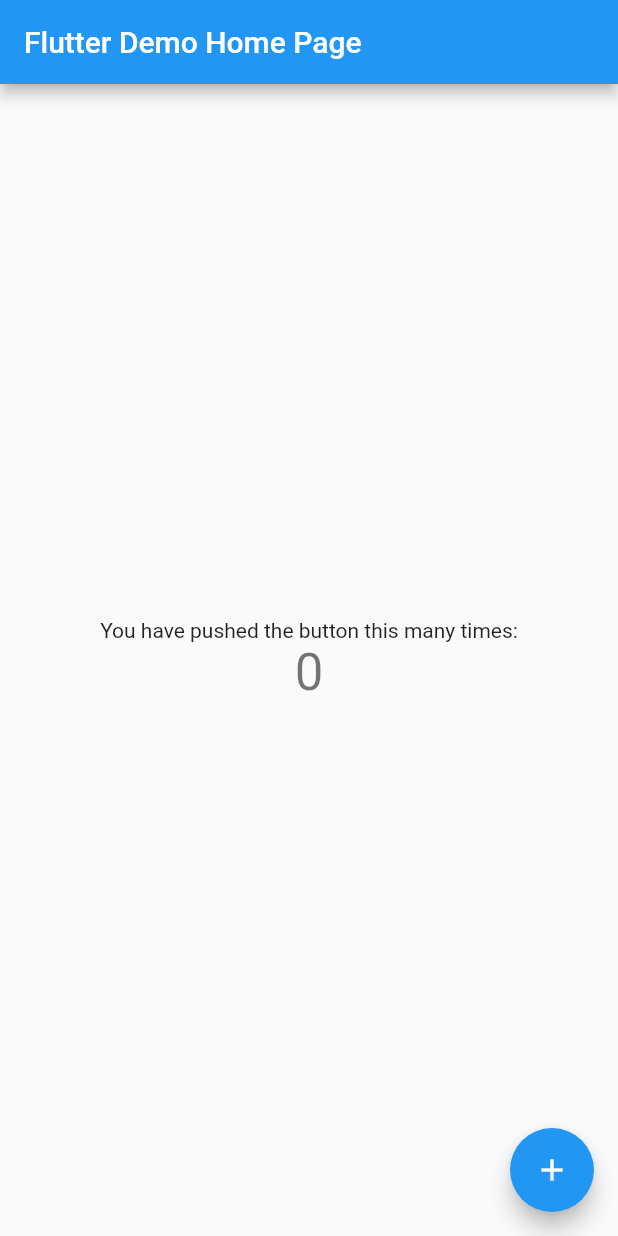
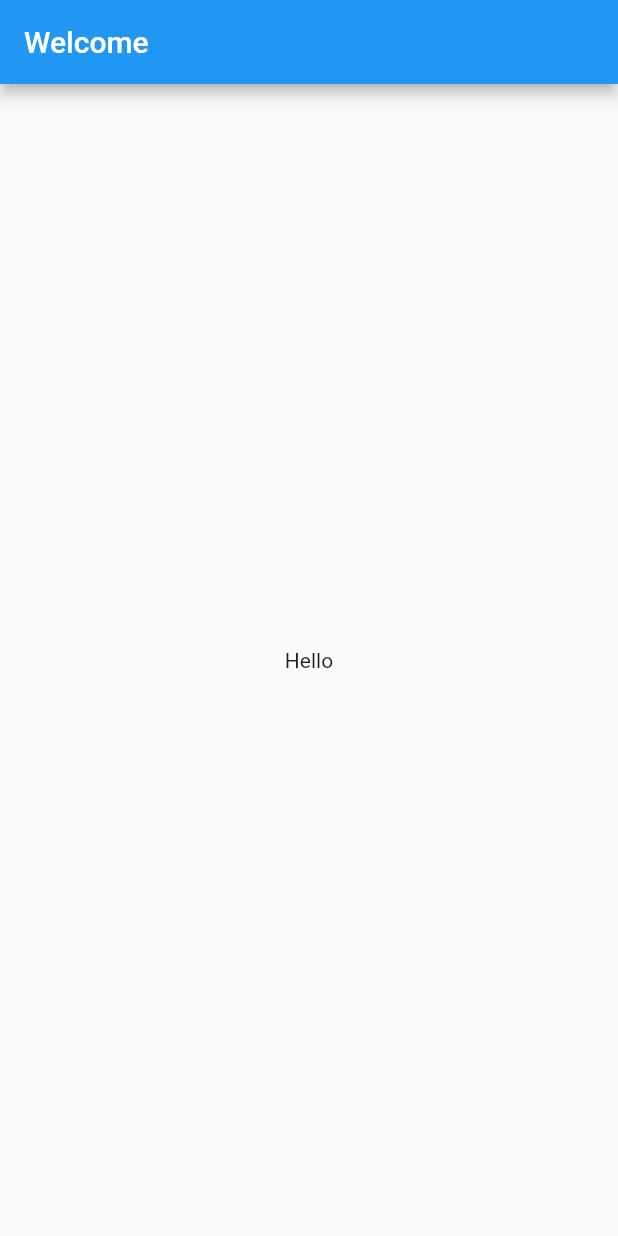
Before and after one commit to dh2eraj/flutter, a Flutter app: the screen it shows after launch, on a phone screen of 412 x 824 dp. Run offline on Flutter 3.47's test engine with Material 2 defaults, Android fonts, the phone set to English and light mode, and no system bars.

Commit message:
ch1completed

```diff
--- a/awsome_project/lib/main.dart
+++ b/awsome_project/lib/main.dart
@@ -1,117 +1,23 @@
 import 'package:flutter/material.dart';
+import 'package:flutter/cupertino.dart';
 
 void main() {
-  runApp(MyApp());
+  runApp(MaterialApp(
+    title: "Awesome App",
+    home: Myapp(),
+  ));
 }
 
-class MyApp extends StatelessWidget {
-  // This widget is the root of your application.
+class Myapp extends StatelessWidget {
   @override
   Widget build(BuildContext context) {
-    return MaterialApp(
-      title: 'Flutter Demo',
-      theme: ThemeData(
-        // This is the theme of your application.
-        //
-        // Try running your application with "flutter run". You'll see the
-        // application has a blue toolbar. Then, without quitting the app, try
-        // changing the primarySwatch below to Colors.green and then invoke
-        // "hot reload" (press "r" in the console where you ran "flutter run",
-        // or simply save your changes to "hot reload" in a Flutter IDE).
-        // Notice that the counter didn't reset back to zero; the application
-        // is not restarted.
-        primarySwatch: Colors.blue,
-        // This makes the visual density adapt to the platform that you run
-        // the app on. For desktop platforms, the controls will be smaller and
-        // closer together (more dense) than on mobile platforms.
-        visualDensity: VisualDensity.adaptivePlatformDensity,
+    return Scaffold(
+      appBar: AppBar(
+        title: Text("Welcome"),
       ),
-      home: MyHomePage(title: 'Flutter Demo Home Page'),
+      body: Container(
+        child: Center(child: Text('Hello')),
+      ),
     );
   }
 }
-
-class MyHomePage extends StatefulWidget {
-  MyHomePage({Key key, this.title}) : super(key: key);
-
-  // This widget is the home page of your application. It is stateful, meaning
-  // that it has a State object (defined below) that contains fields that affect
-  // how it looks.
-
-  // This class is the configuration for the state. It holds the values (in this
-  // case the title) provided by the parent (in this case the App widget) and
-  // used by the build method of the State. Fields in a Widget subclass are
-  // always marked "final".
-
-  final String title;
-
-  @override
-  _MyHomePageState createState() => _MyHomePageState();
-}
-
-class _MyHomePageState extends State<MyHomePage> {
-  int _counter = 0;
-
-  void _incrementCounter() {
-    setState(() {
-      // This call to setState tells the Flutter framework that something has
-      // changed in this State, which causes it to rerun the build method below
-      // so that the display can reflect the updated values. If we changed
-      // _counter without calling setState(), then the build method would not be
-      // called again, and so nothing would appear to happen.
-      _counter++;
-    });
-  }
-
-  @override
-  Widget build(BuildContext context) {
-    // This method is rerun every time setState is called, for instance as done
-    // by the _incrementCounter method above.
-    //
-    // The Flutter framework has been optimized to make rerunning build methods
-    // fast, so that you can just rebuild anything that needs updating rather
-    // than having to individually change instances of widgets.
-    return Scaffold(
-      appBar: AppBar(
-        // Here we take the value from the MyHomePage object that was created by
-        // the App.build method, and use it to set our appbar title.
-        title: Text(widget.title),
-      ),
-      body: Center(
-        // Center is a layout widget. It takes a single child and positions it
-        // in the middle of the parent.
-        child: Column(
-          // Column is also a layout widget. It takes a list of children and
-          // arranges them vertically. By default, it sizes itself to fit its
-          // children horizontally, and tries to be as tall as its parent.
-          //
-          // Invoke "debug painting" (press "p" in the console, choose the
-          // "Toggle Debug Paint" action from the Flutter Inspector in Android
-          // Studio, or the "Toggle Debug Paint" command in Visual Studio Code)
-          // to see the wireframe for each widget.
-          //
-          // Column has various properties to control how it sizes itself and
-          // how it positions its children. Here we use mainAxisAlignment to
-          // center the children vertically; the main axis here is the vertical
-          // axis because Columns are vertical (the cross axis would be
-          // horizontal).
-          mainAxisAlignment: MainAxisAlignment.center,
-          children: <Widget>[
-            Text(
-              'You have pushed the button this many times:',
-            ),
-            Text(
-              '$_counter',
-              style: Theme.of(context).textTheme.headline4,
-            ),
-          ],
-        ),
-      ),
-      floatingActionButton: FloatingActionButton(
-        onPressed: _incrementCounter,
-        tooltip: 'Increment',
-        child: Icon(Icons.add),
-      ), // This trailing comma makes auto-formatting nicer for build methods.
-    );
-  }
-}
```
Also changed, not shown: 1 other file.
